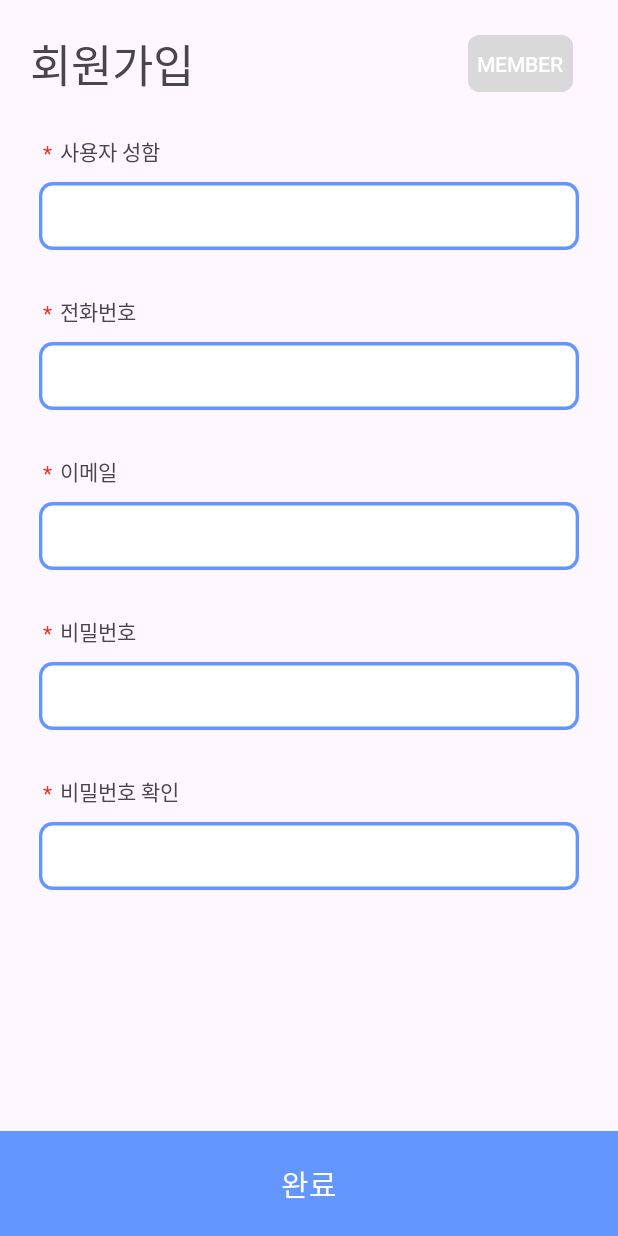
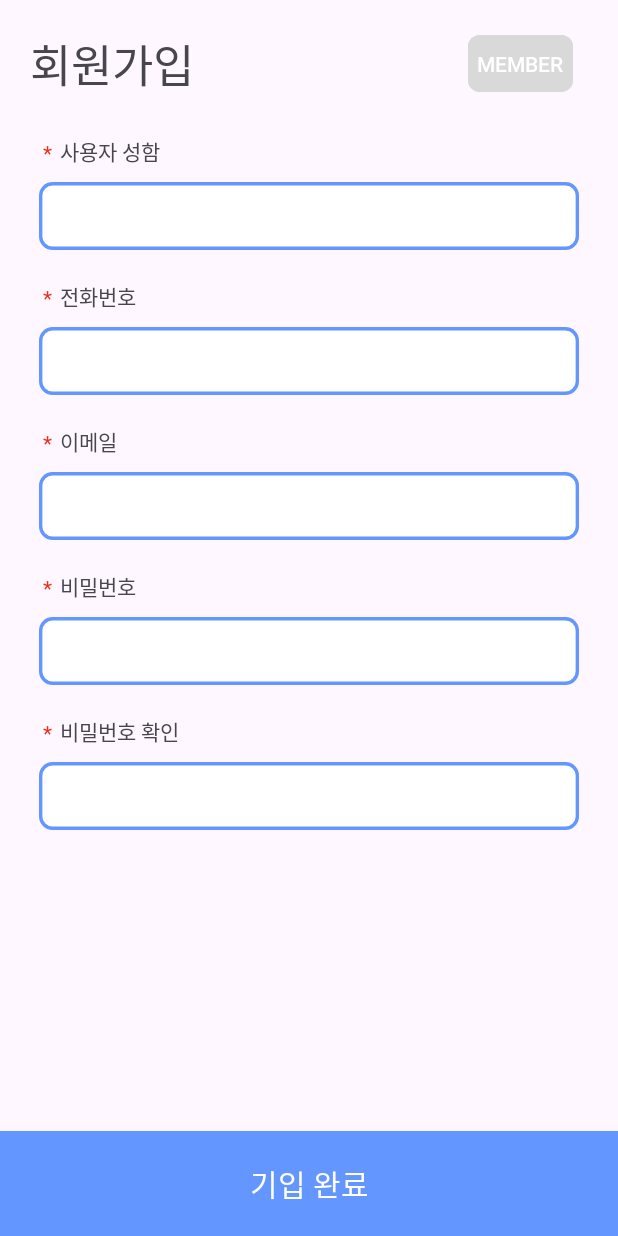
Before and after one commit to Hey0140/HealthCareProject, an Android app: the JoinActivity screen opened directly, with no data from a screen before it, on a phone screen of 412 x 824 dp. Run offline under Robolectric (Android 15) with nearby library versions, the phone set to English and light mode, and no system bars; our stand-ins replace Firebase (no records; nobody signed in at launch, a user with empty details on screens opened directly).

Commit message:
fix: 회원가입 오류 수정완료

```diff
--- a/app/src/main/java/com/example/myjavaapplication/JoinActivity.java
+++ b/app/src/main/java/com/example/myjavaapplication/JoinActivity.java
@@ -21,14 +21,17 @@ import com.google.firebase.auth.FirebaseUser;
 import com.google.firebase.ktx.Firebase;
 
 public class JoinActivity extends AppCompatActivity implements View.OnClickListener {
-    FirebaseAuth auth;
+    private FirebaseAuth auth;
     EditText userName;
     EditText phoneNumber;
     EditText emailId;
     EditText password;
     EditText passwordCheck;
     Button joinButton;
+    Button verifyButton;
     ToggleButton toggleButton;
+    boolean isEmailVerified;
+    boolean isSetEmail;
 
     String name;
     String number;
@@ -49,19 +52,28 @@ public class JoinActivity extends AppCompatActivity implements View.OnClickListe
         passwordCheck = findViewById(R.id.userPwCheck);
         joinButton = findViewById(R.id.joinButton);
         toggleButton = findViewById(R.id.proMemToggle);
+        verifyButton = findViewById(R.id.verifyButton);
 
 
         joinButton.setOnClickListener(this);
         toggleButton.setOnClickListener(this);
+        verifyButton.setOnClickListener(this);
 
+        verifyButton.setVisibility(View.GONE);
         toggleButton.setChecked(false);
+        joinButton.setText("기입 완료");
         professional = false;
+        isEmailVerified = false;
+        isSetEmail = false;
 
         auth = FirebaseAuth.getInstance();
     }
 
     @Override
     public void onClick(View v) {
+        if(v == verifyButton && isSetEmail == true){
+            verifyEmail();
+        }
         if(v == joinButton){
             name = userName.getText().toString();
             number = phoneNumber.getText().toString();
@@ -82,24 +94,18 @@ public class JoinActivity extends AppCompatActivity implements View.OnClickListe
             } else if (pwCheck.equals("")) {
                 Toast.makeText(this, "비밀번호를 확인해주세요.", Toast.LENGTH_SHORT).show();
             }
+            else if (!pw.equals(pwCheck)){
+                Toast.makeText(this, "비밀번호가 다릅니다. 확인해주세요.", Toast.LENGTH_SHORT).show();
+            }
             else{
-                if(pw.equals(pwCheck)){
-                    auth.createUserWithEmailAndPassword(email, pw)
-                            .addOnCompleteListener(this, new OnCompleteListener<AuthResult>() {
-                                @Override
-                                public void onComplete(@NonNull Task<AuthResult> task) {
-                                    if(task.isSuccessful()){
-                                        Log.w("click", "signInWithEmail:success");
-                                    }
-                                    else{
-                                        Toast.makeText(JoinActivity.this, "이미 존재하는 계정입니다.", Toast.LENGTH_SHORT).show();
-                                    }
-                                }
-                            });
+                if(isEmailVerified == false && isSetEmail == false){
+                    createUser(email, pw);
+                }
+                else if (isEmailVerified == true && isSetEmail == true){
                     finish();
                 }
                 else{
-                    Toast.makeText(this, "비밀번호가 다릅니다. 확인해주세요.", Toast.LENGTH_SHORT).show();
+                    Toast.makeText(this, "이메일 인증을 성공한 뒤 시도해주세요.", Toast.LENGTH_SHORT).show();
                 }
             }
         }
@@ -115,31 +121,59 @@ public class JoinActivity extends AppCompatActivity implements View.OnClickListe
         }
     }
 
-    public void signIn(String em, String pa){
-        auth.signInWithEmailAndPassword(em, pa)
-                .addOnCompleteListener(this, new OnCompleteListener<AuthResult>() {
+    private void verifyEmail() {
+        final FirebaseUser user = auth.getCurrentUser();
+        user.sendEmailVerification()
+                .addOnCompleteListener(this , new OnCompleteListener<Void>() {
                     @Override
-                    public void onComplete(@NonNull Task<AuthResult> resultTask) {
-                        if(resultTask.isSuccessful()){
-                            Log.d("click", "signInWithEmail:success");
-                            FirebaseUser user = auth.getCurrentUser();
-                            user.sendEmailVerification().addOnCompleteListener(new OnCompleteListener<Void>() {
-                                @Override
-                                public void onComplete(@NonNull Task<Void> sendtask) {
-                                    if(sendtask.isSuccessful()){
-                                        Log.w("click", "signInWithEmail:success");
-                                        Toast.makeText(JoinActivity.this, "Authentication succeed.",
-                                                Toast.LENGTH_SHORT).show();
-                                    }
-                                }
-                            });
-                        }else {
-                            Log.w("click", "signInWithEmail:failure", resultTask.getException());
-                            Toast.makeText(JoinActivity.this, "Authentication failed.",
+                    public void onComplete(@NonNull Task<Void> task) {
+                        if (task.isSuccessful()) {
+                            Toast.makeText(JoinActivity.this, "이메일 인증 메일이 보내졌습니다. 완료 버튼을 클릭해주세요.",
+                                    Toast.LENGTH_SHORT).show();
+                            verifyButton.setVisibility(View.GONE);
+                            isEmailVerified = true;
+                        } else {
+                            Log.e("click", "sendEmailVerification", task.getException());
+                            Toast.makeText(JoinActivity.this,
+                                    "이메일 인증 메일이 전송되지 못했습니다. 다시 시도해주세요.",
                                     Toast.LENGTH_SHORT).show();
                         }
                     }
                 });
     }
 
+    public void createUser(String pa_email, String pa_password){
+        auth.createUserWithEmailAndPassword(pa_email, pa_password)
+                .addOnCompleteListener(this, new OnCompleteListener<AuthResult>() {
+                    @Override
+                    public void onComplete(@NonNull Task<AuthResult> task) {
+                        if(task.isSuccessful()){
+                            Toast.makeText(JoinActivity.this, "계정이 등록되었습니다. 이메일 인증을 추가로 완료해주세요.", Toast.LENGTH_SHORT).show();
+                            verifyButton.setVisibility(View.VISIBLE);
+                            joinButton.setText("완료");
+                            isSetEmail = true;
+                        }
+                        else{
+                            Toast.makeText(JoinActivity.this, "이미 존재하는 계정입니다. 이메일 인증을 진행하지 않았다면 버튼을 눌러 진행해주세요.", Toast.LENGTH_SHORT).show();
+                        }
+                    }
+                });
+    }
+    @Override
+    protected void onStart() {
+        super.onStart();
+        userName.setText("");
+        phoneNumber.setText("");
+        emailId.setText("");
+        password.setText("");
+        passwordCheck.setText("");
+
+        verifyButton.setVisibility(View.GONE);
+        toggleButton.setChecked(false);
+        professional = false;
+        isEmailVerified = false;
+        isSetEmail = false;
+
+        joinButton.setText("기입 완료");
+    }
 }
--- a/app/src/main/res/layout/join_page.xml
+++ b/app/src/main/res/layout/join_page.xml
@@ -83,7 +83,7 @@
         android:layout_width="wrap_content"
         android:layout_height="wrap_content"
         android:layout_marginLeft="40dp"
-        android:layout_marginTop="30dp"
+        android:layout_marginTop="20dp"
         android:text="전화번호"
         android:textSize="14dp"
         app:layout_constraintLeft_toLeftOf="parent"
@@ -130,7 +130,7 @@
         android:layout_width="wrap_content"
         android:layout_height="wrap_content"
         android:layout_marginLeft="40dp"
-        android:layout_marginTop="30dp"
+        android:layout_marginTop="20dp"
         android:text="이메일"
         android:textSize="14dp"
         app:layout_constraintLeft_toLeftOf="parent"
@@ -171,14 +171,12 @@
         app:layout_constraintBottom_toBottomOf="@id/userEmailBox"
         app:layout_constraintLeft_toLeftOf="@id/userEmailBox" />
 
-
-
     <TextView
         android:id="@+id/userPasswordTitle"
         android:layout_width="wrap_content"
         android:layout_height="wrap_content"
         android:layout_marginLeft="40dp"
-        android:layout_marginTop="30dp"
+        android:layout_marginTop="20dp"
         android:text="비밀번호"
         android:textSize="14dp"
         app:layout_constraintLeft_toLeftOf="parent"
@@ -226,7 +224,7 @@
         android:layout_width="wrap_content"
         android:layout_height="wrap_content"
         android:layout_marginLeft="40dp"
-        android:layout_marginTop="30dp"
+        android:layout_marginTop="20dp"
         android:text="비밀번호 확인"
         android:textSize="14dp"
         app:layout_constraintLeft_toLeftOf="parent"
@@ -267,6 +265,19 @@
         app:layout_constraintBottom_toBottomOf="@id/userPwCheckBox"
         app:layout_constraintLeft_toLeftOf="@id/userPwCheckBox" />
 
+    <androidx.appcompat.widget.AppCompatButton
+        android:id="@+id/verifyButton"
+        android:layout_width="360dp"
+        android:layout_height="40dp"
+        app:layout_constraintLeft_toLeftOf="parent"
+        app:layout_constraintRight_toRightOf="parent"
+        app:layout_constraintTop_toBottomOf="@id/userPwCheckBox"
+        android:layout_marginTop="10dp"
+        android:background="@drawable/email_verfify_button_box"
+        android:text="이메일 인증"
+        android:textColor="@color/white"
+        android:visibility="gone"
+        />
 
 
     <androidx.appcompat.widget.AppCompatButton
```
Also changed, not shown: app/src/main/java/com/example/myjavaapplication/LoginActivity.java (+9 -10 lines).
